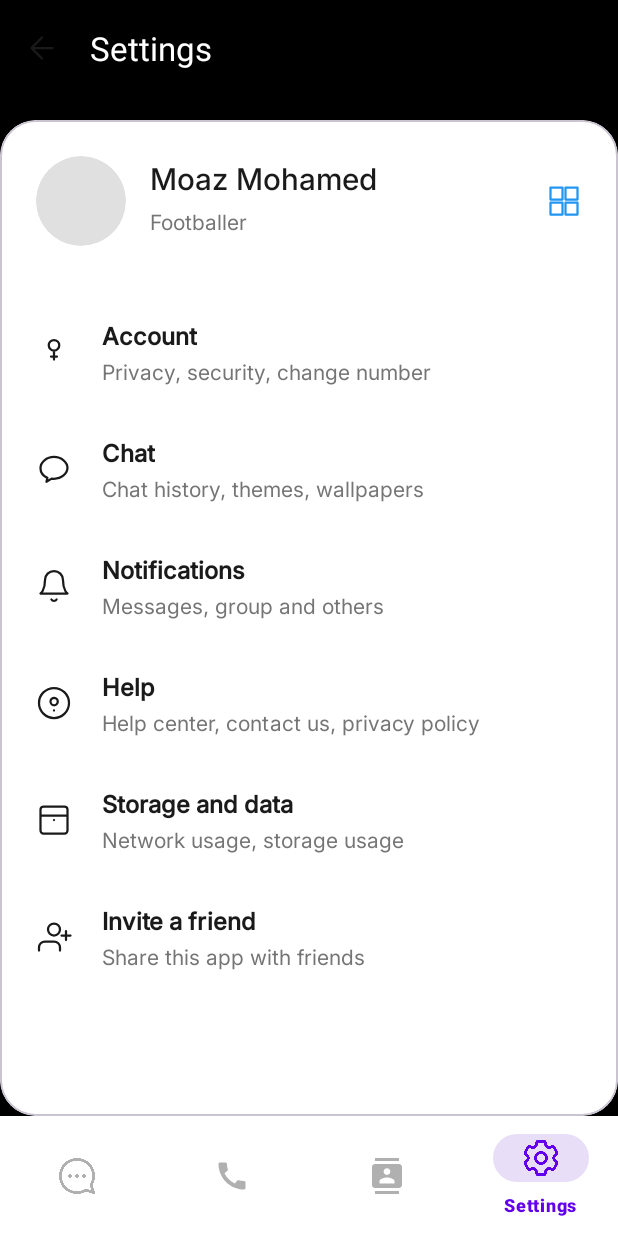
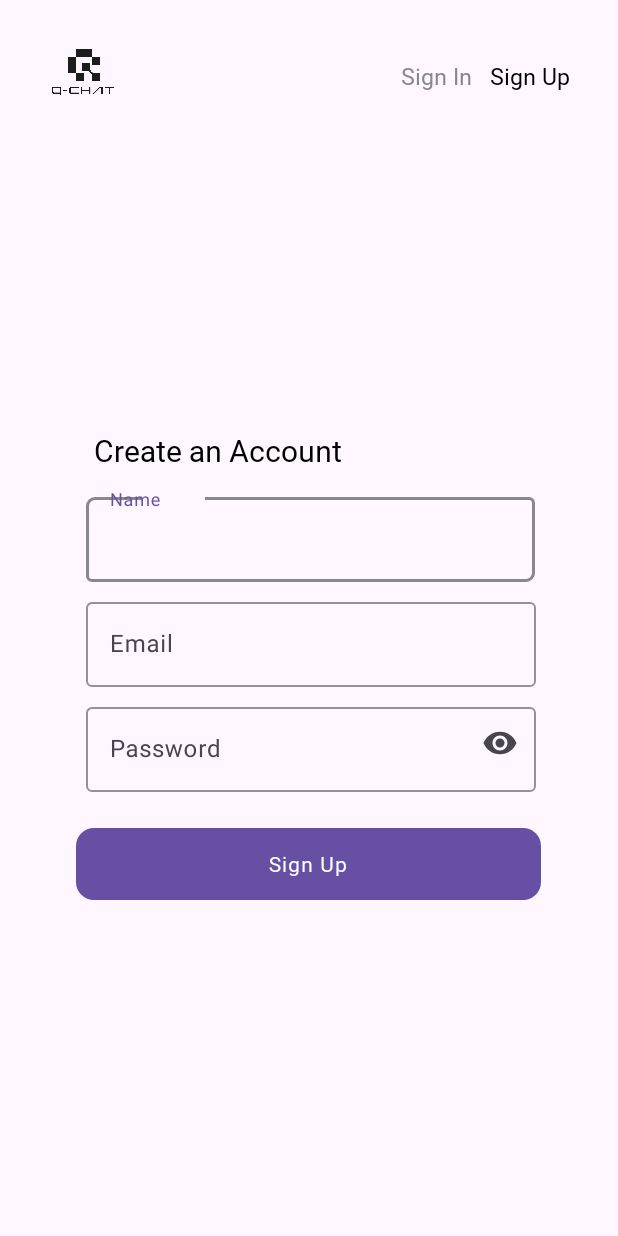
Before and after one commit to rabeeiiii/qchat1, an Android app: the screen it shows after launch (SettingsActivity before the commit, RegActivity after it), on a phone screen of 412 x 824 dp. Run offline under Robolectric (Android 15) with nearby library versions, the phone set to English and light mode, and no system bars.

Commit message:
login and signup frontend

```diff
--- a/app/build.gradle.kts
+++ b/app/build.gradle.kts
@@ -53,6 +53,7 @@ dependencies {
     implementation("com.google.android.material:material:1.9.0")
     implementation("androidx.constraintlayout:constraintlayout:2.1.4")
     implementation("androidx.activity:activity-ktx:1.7.2")
+    implementation(libs.androidx.activity)
 
     // Test dependencies
     testImplementation("junit:junit:4.13.2")
--- a/app/src/main/AndroidManifest.xml
+++ b/app/src/main/AndroidManifest.xml
@@ -13,7 +13,13 @@
         android:theme="@style/Theme.Qchat"
         tools:targetApi="31">
         <activity
+            android:name=".loginActivity"
+            android:exported="false" />
+        <activity
             android:name=".SettingsActivity"
+            android:exported="false" />
+        <activity
+            android:name=".RegActivity"
             android:exported="true">
             <intent-filter>
                 <action android:name="android.intent.action.MAIN" />
--- /dev/null
+++ b/app/src/main/java/com/example/qchat/RegActivity.kt
@@ -0,0 +1,17 @@
+package com.example.qchat
+
+import android.os.Bundle
+import androidx.activity.enableEdgeToEdge
+import androidx.appcompat.app.AppCompatActivity
+import androidx.core.view.ViewCompat
+import androidx.core.view.WindowInsetsCompat
+import com.example.qchat.databinding.ActivityMainBinding
+import com.example.qchat.R
+import com.google.android.material.bottomnavigation.BottomNavigationView
+
+class RegActivity : AppCompatActivity() {
+    override fun onCreate(savedInstanceState: Bundle?) {
+        super.onCreate(savedInstanceState)
+        setContentView(R.layout.activity_reg)
+    }
+}
--- /dev/null
+++ b/app/src/main/res/drawable/ic_check_circle.xml
@@ -0,0 +1,13 @@
+<?xml version="1.0" encoding="utf-8"?>
+<selector xmlns:android="http://schemas.android.com/apk/res/android">
+    <vector xmlns:android="http://schemas.android.com/apk/res/android"
+        android:width="24dp"
+        android:height="24dp"
+        android:viewportWidth="24"
+        android:viewportHeight="24">
+        <path
+            android:fillColor="#6200EA"
+            android:pathData="M12,2C6.48,2 2,6.48 2,12s4.48,10 10,10 10,-4.48 10,-10S17.52,2 12,2zM10,16.5L5.5,12 6.91,10.59 10,13.67l7.09,-7.09L18.5,8.5 10,16.5z"/>
+    </vector>
+
+</selector>
--- /dev/null
+++ b/app/src/main/res/drawable/rounded_button.xml
@@ -0,0 +1,19 @@
+<?xml version="1.0" encoding="utf-8"?>
+<layer-list xmlns:android="http://schemas.android.com/apk/res/android">
+
+    <!-- Shadow -->
+    <item>
+        <shape android:shape="rectangle">
+            <corners android:radius="12dp" /> <!-- Reduced corner radius -->
+            <solid android:color="#D1C4E9" /> <!-- Lighter shadow color -->
+        </shape>
+    </item>
+
+    <!-- Main Button -->
+    <item android:top="2dp" android:left="2dp" android:right="2dp">
+        <shape android:shape="rectangle">
+            <corners android:radius="12dp" /> <!-- Match reduced radius -->
+            <solid android:color="#6C63FF" /> <!-- Button Purple Color -->
+        </shape>
+    </item>
+</layer-list>
--- /dev/null
+++ b/app/src/main/res/layout/activity_reg.xml
@@ -0,0 +1,212 @@
+<?xml version="1.0" encoding="utf-8"?>
+<androidx.constraintlayout.widget.ConstraintLayout
+    xmlns:android="http://schemas.android.com/apk/res/android"
+    xmlns:app="http://schemas.android.com/apk/res-auto"
+    xmlns:tools="http://schemas.android.com/tools"
+    android:layout_width="match_parent"
+    android:layout_height="match_parent"
+    tools:context=".RegActivity">
+
+    <!-- Background Image -->
+    <!--    <ImageView-->
+    <!--        android:id="@+id/backgroundImage"-->
+    <!--        android:layout_width="0dp"-->
+    <!--        android:layout_height="300dp"-->
+    <!--        android:src="@drawable/bg2"-->
+    <!--        android:scaleType="centerCrop"-->
+    <!--        android:contentDescription="Background Image"-->
+    <!--        app:layout_constraintTop_toTopOf="parent"-->
+    <!--        app:layout_constraintBottom_toBottomOf="parent"-->
+    <!--        android:layout_marginBottom="200dp"-->
+    <!--        app:layout_constraintStart_toStartOf="parent"-->
+    <!--        app:layout_constraintEnd_toEndOf="parent" />-->
+
+    <!-- Foreground Content -->
+    <androidx.constraintlayout.widget.ConstraintLayout
+        android:layout_width="match_parent"
+        android:layout_height="match_parent"
+        android:padding="16dp"
+        tools:layout_editor_absoluteX="0dp"
+        tools:layout_editor_absoluteY="-128dp">
+
+        <!-- Logo -->
+        <ImageView
+            android:id="@+id/logo"
+            android:layout_width="72dp"
+            android:layout_height="66dp"
+            android:layout_marginStart="4dp"
+            android:layout_marginTop="0dp"
+            android:contentDescription="@string/logo"
+            android:src="@drawable/logo"
+            app:layout_constraintStart_toStartOf="parent"
+            app:layout_constraintTop_toTopOf="parent" />
+
+        <!-- Tabs -->
+        <LinearLayout
+            android:id="@+id/tabsLayout"
+            android:layout_width="wrap_content"
+            android:layout_height="wrap_content"
+            android:layout_marginTop="24dp"
+            android:layout_marginEnd="16dp"
+            android:orientation="horizontal"
+            app:layout_constraintEnd_toEndOf="parent"
+            app:layout_constraintTop_toTopOf="parent">
+
+            <TextView
+                android:id="@+id/signInTab"
+                android:layout_width="wrap_content"
+                android:layout_height="wrap_content"
+                android:fontFamily="@font/roboto_regular"
+                android:text="@string/sign_in"
+                android:textColor="@color/gray"
+                android:textSize="15sp" />
+
+            <TextView
+                android:id="@+id/signUpTab"
+                android:layout_width="wrap_content"
+                android:layout_height="wrap_content"
+                android:layout_marginStart="12dp"
+                android:fontFamily="@font/roboto_regular"
+                android:text="@string/sign_up"
+                android:textColor="@color/black"
+                android:textSize="15sp" />
+        </LinearLayout>
+
+        <!-- Centered Form -->
+        <androidx.constraintlayout.widget.ConstraintLayout
+            android:layout_width="match_parent"
+            android:layout_height="wrap_content"
+            android:layout_marginTop="32dp"
+            app:layout_constraintBottom_toBottomOf="parent"
+            app:layout_constraintEnd_toEndOf="parent"
+            app:layout_constraintHorizontal_bias="0.0"
+            app:layout_constraintStart_toStartOf="parent"
+            app:layout_constraintTop_toBottomOf="@+id/logo"
+            app:layout_constraintVertical_bias="0.41">
+
+            <!-- Title -->
+            <TextView
+                android:id="@+id/title"
+                android:layout_width="wrap_content"
+                android:layout_height="wrap_content"
+                android:layout_marginStart="25dp"
+                android:layout_marginTop="28dp"
+                android:fontFamily="@font/roboto_regular"
+                android:text="@string/create_account"
+                android:textColor="@color/black"
+                android:textSize="20sp"
+                app:layout_constraintEnd_toEndOf="parent"
+                app:layout_constraintHorizontal_bias="0.114"
+                app:layout_constraintStart_toStartOf="parent"
+                app:layout_constraintTop_toTopOf="parent" />
+
+            <!-- Name Input -->
+            <com.google.android.material.textfield.TextInputLayout
+                android:id="@+id/nameInputLayout"
+                android:layout_width="0dp"
+                android:layout_height="wrap_content"
+                android:layout_marginStart="16dp"
+                android:layout_marginTop="12dp"
+                android:layout_marginEnd="16dp"
+                android:hint="@string/name_hint"
+                app:boxBackgroundMode="outline"
+                app:boxCornerRadiusBottomEnd="6dp"
+                app:boxCornerRadiusTopStart="6dp"
+                app:boxStrokeColor="@color/gray"
+                app:boxStrokeWidthFocused="2dp"
+                app:layout_constraintEnd_toEndOf="parent"
+                app:layout_constraintStart_toStartOf="parent"
+                app:layout_constraintTop_toBottomOf="@id/title">
+
+                <com.google.android.material.textfield.TextInputEditText
+                    android:id="@+id/nameInput"
+                    android:layout_width="299dp"
+                    android:layout_height="wrap_content"
+                    android:layout_marginStart="25dp"
+                    android:inputType="textPersonName"
+                    android:textColor="@color/black"
+                    android:textColorHint="@color/gray" />
+            </com.google.android.material.textfield.TextInputLayout>
+
+            <!-- Email Input -->
+            <com.google.android.material.textfield.TextInputLayout
+                android:id="@+id/emailInputLayout"
+                android:layout_width="0dp"
+                android:layout_height="wrap_content"
+                android:layout_marginStart="16dp"
+                android:layout_marginTop="8dp"
+                android:layout_marginEnd="16dp"
+                android:hint="@string/email_hint"
+                app:boxBackgroundMode="outline"
+                app:boxStrokeColor="@color/gray"
+                app:boxStrokeWidthFocused="2dp"
+                app:endIconDrawable="@drawable/ic_check_circle"
+                app:endIconMode="custom"
+                app:layout_constraintEnd_toEndOf="parent"
+                app:layout_constraintStart_toStartOf="parent"
+                app:layout_constraintTop_toBottomOf="@id/nameInputLayout">
+
+                <com.google.android.material.textfield.TextInputEditText
+                    android:id="@+id/emailInput"
+                    android:layout_width="300dp"
+                    android:layout_height="wrap_content"
+                    android:layout_marginStart="25dp"
+                    android:inputType="textEmailAddress"
+                    android:textColor="@color/black"
+                    android:textColorHint="@color/gray" />
+            </com.google.android.material.textfield.TextInputLayout>
+
+            <!-- Password Input -->
+            <com.google.android.material.textfield.TextInputLayout
+                android:id="@+id/passwordInputLayout"
+                android:layout_width="0dp"
+                android:layout_height="wrap_content"
+                android:layout_marginStart="16dp"
+                android:layout_marginTop="8dp"
+                android:layout_marginEnd="16dp"
+                android:hint="@string/password_hint"
+                app:boxBackgroundMode="outline"
+                app:boxStrokeColor="@color/gray"
+                app:boxStrokeWidthFocused="2dp"
+                app:endIconMode="password_toggle"
+                app:layout_constraintEnd_toEndOf="parent"
+                app:layout_constraintStart_toStartOf="parent"
+                app:layout_constraintTop_toBottomOf="@id/emailInputLayout">
+
+                <com.google.android.material.textfield.TextInputEditText
+                    android:id="@+id/passwordInput"
+                    android:layout_width="300dp"
+                    android:layout_height="wrap_content"
+                    android:layout_marginStart="25dp"
+                    android:inputType="textPassword"
+                    android:textColor="@color/black"
+                    android:textColorHint="@color/gray" />
+            </com.google.android.material.textfield.TextInputLayout>
+
+            <!-- Sign Up Button -->
+
+            <!-- Forgot Password -->
+
+            <Button
+                android:id="@+id/signUpButton"
+                android:layout_width="310dp"
+                android:layout_height="48dp"
+                android:layout_marginStart="15dp"
+                android:layout_marginTop="24dp"
+                android:layout_marginEnd="10dp"
+                android:background="@drawable/rounded_button"
+                android:elevation="8dp"
+                android:fontFamily="@font/roboto_regular"
+                android:letterSpacing="0.05"
+                android:text="@string/sign_up"
+                android:textColor="@color/white"
+                android:textSize="14sp"
+                app:layout_constraintEnd_toEndOf="parent"
+                app:layout_constraintHorizontal_bias="0.431"
+                app:layout_constraintStart_toStartOf="parent"
+                app:layout_constraintTop_toBottomOf="@id/passwordInputLayout" />
+
+
+        </androidx.constraintlayout.widget.ConstraintLayout>
+    </androidx.constraintlayout.widget.ConstraintLayout>
+</androidx.constraintlayout.widget.ConstraintLayout>
--- a/app/src/main/res/values/colors.xml
+++ b/app/src/main/res/values/colors.xml
@@ -22,4 +22,6 @@
     <color name="accent">#2196F3</color>
     <color name="divider">#F1F1F1</color>
 
+    <color name="gray">#888888</color>
+
 </resources>
--- a/app/src/main/res/values/strings.xml
+++ b/app/src/main/res/values/strings.xml
@@ -27,4 +27,16 @@
     <string name="nav_calls">Calls</string>
     <string name="nav_contacts">Contacts</string>
     <string name="nav_settings">Settings</string>
+
+    <!--    registeration-->
+    <string name="logo">Logo</string>
+    <string name="sign_in">Sign In</string>
+    <string name="sign_up">Sign Up</string>
+    <string name="create_account">Create an Account</string>
+    <string name="name_hint">Name</string>
+    <string name="email_hint">Email</string>
+    <string name="password_hint">Password</string>
+    <string name="welcome_back">Welcome back,</string>
+    <string name="forgot_password">Forgot Password?</string>
+
 </resources>
```
Also changed, not shown: app/src/main/java/com/example/qchat/loginActivity.kt (added, +14 -0 lines), app/src/main/res/layout/activity_login.xml (added, +180 -0 lines), app/src/main/res/drawable/logo.png (added), app/src/main/res/font/roboto_regular.ttf (added). Lines whose indentation alone changed are shown as unchanged.
